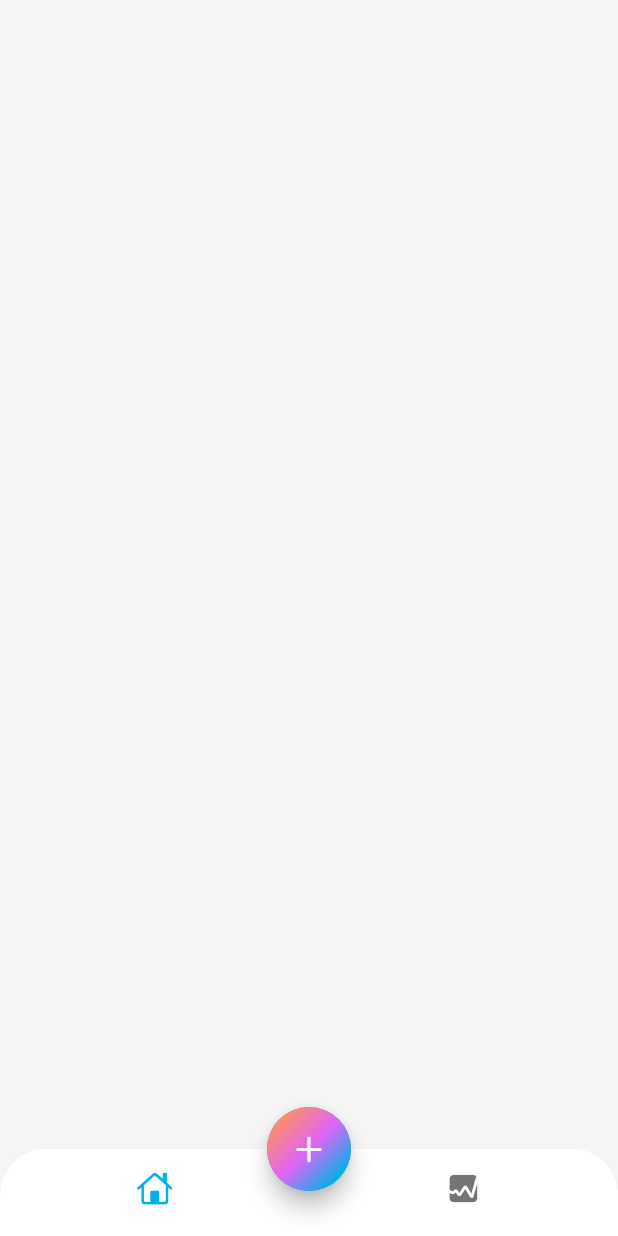
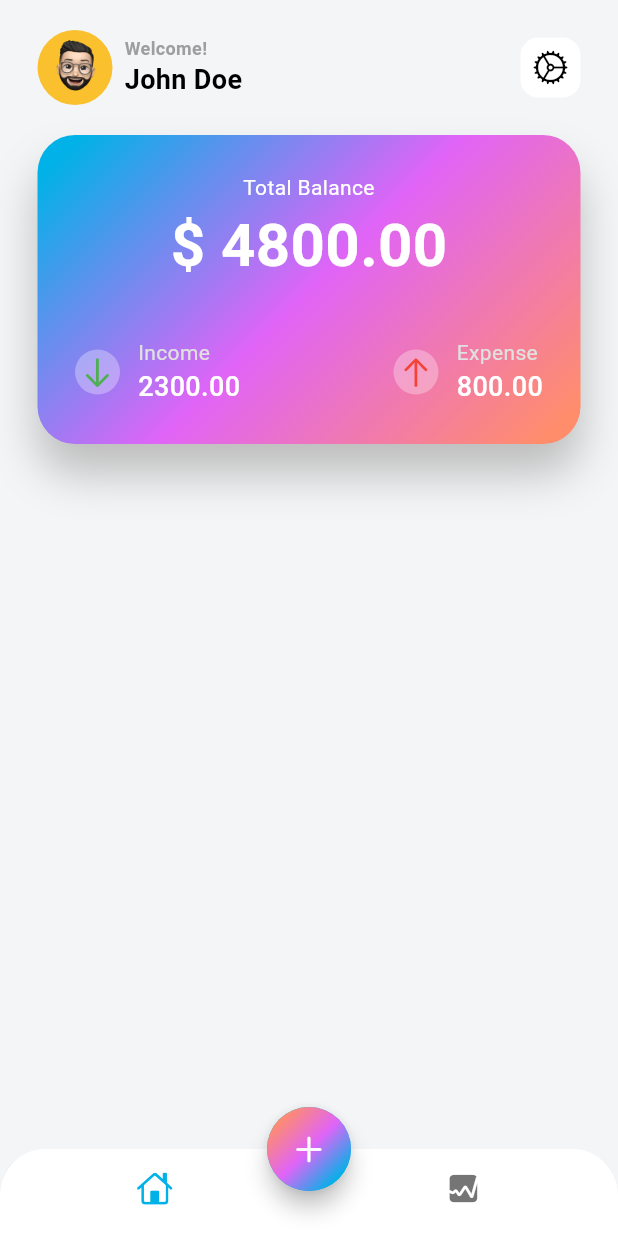
Before and after one commit to ahvvad/Tracker, a Flutter app: the screen it shows after launch, on a phone screen of 412 x 824 dp. Run offline on Flutter 3.47's test engine with Material 3 defaults, Android fonts, the phone set to English and light mode, and no system bars.

Commit message:
add home card

```diff
--- a/lib/app_view.dart
+++ b/lib/app_view.dart
@@ -10,13 +10,13 @@ class MyAppView extends StatelessWidget {
       debugShowCheckedModeBanner: false,
       title: 'Expense Tracker',
       theme: ThemeData(
-        colorScheme: ColorScheme.light(
-          surface: Colors.grey.shade100,
-          onSurface: Colors.black,
-          primary: const Color(0xFF00B2E7),
-          secondary: const Color(0xFFE064F7),
-          tertiary: const Color(0xFFFF8D6C),
-        ),
+        colorScheme: const ColorScheme.light(
+            surface: Color(0xFFF3F5F7),
+            onSurface: Colors.black,
+            primary: Color(0xFF00B2E7),
+            secondary: Color(0xFFE064F7),
+            tertiary: Color(0xFFFF8D6C),
+            outline: Colors.grey),
       ),
       home: const HomeScreen(),
     );
--- /dev/null
+++ b/lib/screens/home/views/home_card.dart
@@ -0,0 +1,147 @@
+import 'dart:math';
+
+import 'package:flutter/cupertino.dart';
+import 'package:flutter/material.dart';
+
+class HomeCard extends StatelessWidget {
+  const HomeCard({
+    super.key,
+  });
+
+  @override
+  Widget build(BuildContext context) {
+    return Container(
+      width: double.infinity,
+      height: MediaQuery.of(context).size.width / 2,
+      decoration: BoxDecoration(
+        boxShadow: [
+          BoxShadow(
+            blurRadius: 25,
+            color: Colors.grey.shade400,
+            offset: const Offset(0, 20),
+          )
+        ],
+        borderRadius: const BorderRadius.all(Radius.circular(25.0)),
+        gradient: LinearGradient(
+          colors: [
+            Theme.of(context).colorScheme.primary,
+            Theme.of(context).colorScheme.secondary,
+            Theme.of(context).colorScheme.tertiary,
+          ],
+          transform: const GradientRotation(pi / 4),
+        ),
+      ),
+      child: Padding(
+        padding: const EdgeInsets.symmetric(
+          horizontal: 25.0,
+          vertical: 25.0,
+        ),
+        child: Column(
+          crossAxisAlignment: CrossAxisAlignment.center,
+          children: [
+            const Text(
+              'Total Balance',
+              style: TextStyle(
+                fontSize: 14,
+                color: Colors.white,
+              ),
+              textAlign: TextAlign.center,
+            ),
+            const Text(
+              '\$ 4800.00',
+              style: TextStyle(
+                fontSize: 40,
+                fontWeight: FontWeight.bold,
+                color: Colors.white,
+              ),
+            ),
+            const Spacer(),
+            Row(
+              mainAxisAlignment: MainAxisAlignment.spaceBetween,
+              children: [
+                Row(
+                  children: [
+                    Container(
+                      width: 30,
+                      height: 30,
+                      decoration: const BoxDecoration(
+                        color: Colors.white30,
+                        shape: BoxShape.circle,
+                      ),
+                      child: const Center(
+                        child: Icon(
+                          CupertinoIcons.arrow_down,
+                          color: Colors.green,
+                        ),
+                      ),
+                    ),
+                    const SizedBox(width: 12),
+                    Column(
+                      crossAxisAlignment: CrossAxisAlignment.start,
+                      children: [
+                        Text(
+                          'Income',
+                          style: TextStyle(
+                            fontSize: 14,
+                            color: Colors.grey[300],
+                          ),
+                        ),
+                        const Text(
+                          '2300.00',
+                          style: TextStyle(
+                            fontSize: 18,
+                            fontWeight: FontWeight.w500,
+                            color: Colors.white,
+                          ),
+                        ),
+                      ],
+                    ),
+                  ],
+                ),
+                Row(
+                  children: [
+                    Container(
+                      width: 30,
+                      height: 30,
+                      decoration: const BoxDecoration(
+                        color: Colors.white30,
+                        shape: BoxShape.circle,
+                      ),
+                      child: const Center(
+                        child: Icon(
+                          CupertinoIcons.arrow_up,
+                          color: Colors.red,
+                        ),
+                      ),
+                    ),
+                    const SizedBox(width: 12),
+                    Column(
+                      crossAxisAlignment: CrossAxisAlignment.start,
+                      children: [
+                        Text(
+                          'Expense',
+                          style: TextStyle(
+                            fontSize: 14,
+                            color: Colors.grey[300],
+                          ),
+                        ),
+                        const Text(
+                          '800.00',
+                          style: TextStyle(
+                            fontSize: 18,
+                            fontWeight: FontWeight.w500,
+                            color: Colors.white,
+                          ),
+                        ),
+                      ],
+                    ),
+                  ],
+                ),
+              ],
+            )
+          ],
+        ),
+      ),
+    );
+  }
+}
--- a/lib/screens/home/views/home_screen.dart
+++ b/lib/screens/home/views/home_screen.dart
@@ -2,6 +2,7 @@ import 'dart:math';
 
 import 'package:flutter/cupertino.dart';
 import 'package:flutter/material.dart';
+import 'package:money_tracker/screens/home/views/main_screen.dart';
 
 class HomeScreen extends StatelessWidget {
   const HomeScreen({super.key});
@@ -50,6 +51,7 @@ class HomeScreen extends StatelessWidget {
           child: const Icon(CupertinoIcons.add),
         ),
       ),
+      body: const MainScreen(),
     );
   }
 }
--- /dev/null
+++ b/lib/screens/home/views/main_screen.dart
@@ -0,0 +1,89 @@
+import 'dart:math';
+
+import 'package:flutter/cupertino.dart';
+import 'package:flutter/material.dart';
+import 'package:money_tracker/screens/home/views/home_card.dart';
+
+class MainScreen extends StatelessWidget {
+  const MainScreen({super.key});
+
+  @override
+  Widget build(BuildContext context) {
+    return SafeArea(
+      child: Padding(
+        padding: const EdgeInsets.only(right: 25.0, left: 25.0, top: 20.0),
+        child: Column(
+          children: [
+            Row(
+              mainAxisAlignment: MainAxisAlignment.spaceBetween,
+              children: [
+                Row(
+                  children: [
+                    Stack(
+                      alignment: Alignment.center,
+                      children: [
+                        Container(
+                          width: 50,
+                          height: 50,
+                          decoration: BoxDecoration(
+                            shape: BoxShape.circle,
+                            color: Colors.yellow[700],
+                          ),
+                        ),
+                        SizedBox(
+                          width: 50,
+                          height: 50,
+                          child: Image.asset('assets/images/person.png'),
+                        ),
+                      ],
+                    ),
+                    const SizedBox(width: 8),
+                    Column(
+                      crossAxisAlignment: CrossAxisAlignment.start,
+                      children: [
+                        Text(
+                          'Welcome!',
+                          style: TextStyle(
+                            fontSize: 12,
+                            fontWeight: FontWeight.w600,
+                            color: Theme.of(context).colorScheme.outline,
+                          ),
+                        ),
+                        Text(
+                          'John Doe',
+                          style: TextStyle(
+                            fontSize: 18,
+                            fontWeight: FontWeight.bold,
+                            color: Theme.of(context).colorScheme.onSurface,
+                          ),
+                        ),
+                      ],
+                    ),
+                  ],
+                ),
+                Align(
+                  alignment: Alignment.centerLeft,
+                  child: Container(
+                    width: 40,
+                    height: 40,
+                    decoration: const BoxDecoration(
+                      color: Colors.white,
+                      borderRadius: BorderRadius.all(Radius.circular(12.0)),
+                    ),
+                    child: IconButton(
+                      onPressed: () {},
+                      icon: const Icon(CupertinoIcons.settings),
+                    ),
+                  ),
+                ),
+              ],
+            ),
+            const SizedBox(height: 20.0),
+            const HomeCard(),
+
+          ],
+        ),
+      ),
+    );
+  }
+}
--- a/pubspec.yaml
+++ b/pubspec.yaml
@@ -59,9 +59,9 @@ flutter:
   uses-material-design: true
 
   # To add assets to your application, add an assets section, like this:
-  # assets:
-  #   - images/a_dot_burr.jpeg
-  #   - images/a_dot_ham.jpeg
+  assets:
+    - assets/images/person.png
+    - assets/images/
 
   # An image asset can refer to one or more resolution-specific "variants", see
   # https://flutter.dev/to/resolution-aware-images
```
Also changed, not shown: assets/images/person.png (added).
